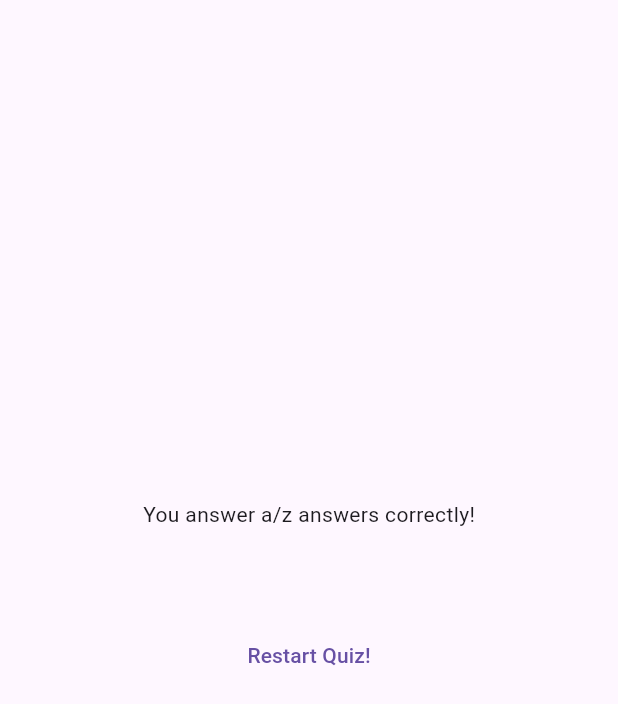
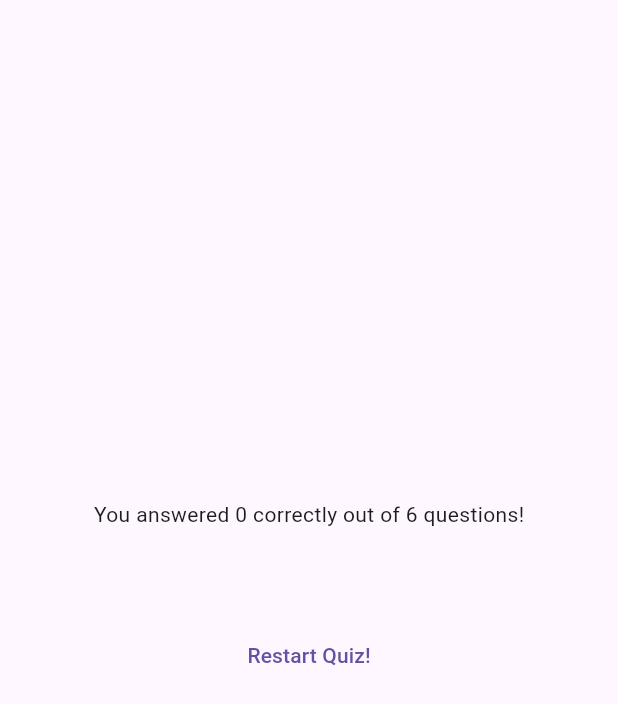
Before and after one commit to shardhayv/maximilianQuizApp, a Flutter app: the ResultsScreen widget shown alone on an empty page, opened directly with empty values, on a phone screen of 412 x 824 dp. Shown: the top 704 px of the screen. Run offline on Flutter 3.47's test engine with Material 3 defaults, Android fonts, the phone set to English and light mode, and no system bars.

Commit message:
displaying correct answers out of total questions

```diff
--- a/lib/data/questions.dart
+++ b/lib/data/questions.dart
@@ -2,37 +2,37 @@ import 'package:maxmilian_quiz_app/models/quiz_question.dart';
 
 const questions = [
   QuizQuestion(text: "What is Flutter?", answers: [
+    "Framework", // Correct answer moved to index 0
     "Language",
     "Library",
-    "Framework",
     "Algorithm",
   ]),
   QuizQuestion(
       text: "Which language is primarily used with Flutter?",
       answers: [
+        "Dart", // Correct answer moved to index 0
         "JavaScript",
-        "Dart",
         "Python",
         "Java",
       ]),
   QuizQuestion(text: "Who developed Flutter?", answers: [
+    "Google", // Correct answer moved to index 0
     "Facebook",
-    "Google",
     "Microsoft",
     "Apple",
   ]),
   QuizQuestion(
       text: "Which architecture does Flutter use for UI rendering?",
       answers: [
+        "Canvas", // Correct answer moved to index 0
         "DOM",
         "React",
-        "Canvas",
         "MVC",
       ]),
   QuizQuestion(
       text: "What is the command to create a new Flutter project?",
       answers: [
-        "flutter create project",
+        "flutter create project", // Correct answer moved to index 0
         "flutter new project",
         "flutter init",
         "flutter build project",
@@ -40,39 +40,39 @@ const questions = [
   QuizQuestion(
       text: "In which directory does Flutter store native code?",
       answers: [
+        "android/ and ios/", // Correct answer moved to index 0
         "lib/",
-        "android/ and ios/",
         "src/",
         "native/",
       ]),
-  QuizQuestion(text: "What is a 'Widget' in Flutter?", answers: [
-    "A database entity",
-    "A UI building block",
-    "A state management tool",
-    "A backend service",
-  ]),
-  QuizQuestion(
-      text: "How do you declare a Stateless widget in Flutter?",
-      answers: [
-        "class MyWidget extends Widget",
-        "class MyWidget extends StatelessWidget",
-        "class MyWidget implements StatelessWidget",
-        "class MyWidget extends StateWidget",
-      ]),
-  QuizQuestion(
-      text: "Which tool can be used to check for errors in Flutter code?",
-      answers: [
-        "flutter doctor",
-        "flutter check",
-        "flutter verify",
-        "flutter analyze",
-      ]),
-  QuizQuestion(
-      text: "Which of the following is used to manage state in Flutter?",
-      answers: [
-        "BLoC",
-        "SQL",
-        "HTTP",
-        "CSS",
-      ]),
+  // QuizQuestion(text: "What is a 'Widget' in Flutter?", answers: [
+  //   "A UI building block", // Correct answer moved to index 0
+  //   "A database entity",
+  //   "A state management tool",
+  //   "A backend service",
+  // ]),
+  // QuizQuestion(
+  //     text: "How do you declare a Stateless widget in Flutter?",
+  //     answers: [
+  //       "class MyWidget extends StatelessWidget", // Correct answer moved to index 0
+  //       "class MyWidget extends Widget",
+  //       "class MyWidget implements StatelessWidget",
+  //       "class MyWidget extends StateWidget",
+  //     ]),
+  // QuizQuestion(
+  //     text: "Which tool can be used to check for errors in Flutter code?",
+  //     answers: [
+  //       "flutter analyze", // Correct answer moved to index 0
+  //       "flutter doctor",
+  //       "flutter check",
+  //       "flutter verify",
+  //     ]),
+  // QuizQuestion(
+  //     text: "Which of the following is used to manage state in Flutter?",
+  //     answers: [
+  //       "BLoC", // Correct answer moved to index 0
+  //       "SQL",
+  //       "HTTP",
+  //       "CSS",
+  //     ]),
 ];
--- a/lib/questions_summary.dart
+++ b/lib/questions_summary.dart
@@ -7,8 +7,7 @@ class QuestionsSummary extends StatelessWidget {
 
   @override
   Widget build(BuildContext context) {
-    return SingleChildScrollView(
-      child: Column(
+    return Column(
       children: summaryData.map(
         (data) {
           return Row(children: [
@@ -21,18 +20,19 @@ class QuestionsSummary extends StatelessWidget {
             // Text(((int.tryParse(data['question'] as String? ?? '0') ?? 0) + 1)
             //     .toString()),
 
-              Column(
+            Expanded(
+              child: Column(
                 children: [
                   Text(data['question'] as String),
                   const SizedBox(height: 5),
                   Text(data['user_answer'] as String),
                   Text(data['correct_answer'] as String),
                 ],
+              ),
             )
           ]);
         },
       ).toList(),
-      ),
     );
   }
 }
--- a/lib/quiz.dart
+++ b/lib/quiz.dart
@@ -54,6 +54,7 @@ class _QuizState extends State<Quiz> {
       );
     }
     return MaterialApp(
+      debugShowCheckedModeBanner: false,
       home: Scaffold(
         body: Container(
           decoration: const BoxDecoration(
--- a/lib/results_screen.dart
+++ b/lib/results_screen.dart
@@ -29,6 +29,12 @@ class ResultsScreen extends StatelessWidget {
 
   @override
   Widget build(BuildContext context) {
+    final summaryData = getSummaryData();
+    final numTotalQuestions = questions.length;
+    final numCorrectQuestions = summaryData.where((data) {
+      return data['user_answer'] == data['correct_answer'];
+    }).length;
+
     return SizedBox(
       width: double.infinity,
       child: Container(
@@ -36,10 +42,11 @@ class ResultsScreen extends StatelessWidget {
         child: Column(
           mainAxisAlignment: MainAxisAlignment.center,
           children: [
-            const Text("You answer a/z answers correctly!"),
+            Text(
+                "You answered $numCorrectQuestions correctly out of $numTotalQuestions questions!"),
             const SizedBox(height: 30),
             QuestionsSummary(
-              summaryData: getSummaryData(),
+              summaryData: summaryData,
             ),
             const SizedBox(height: 30),
             TextButton(
```
Lines whose indentation alone changed are shown as unchanged.
